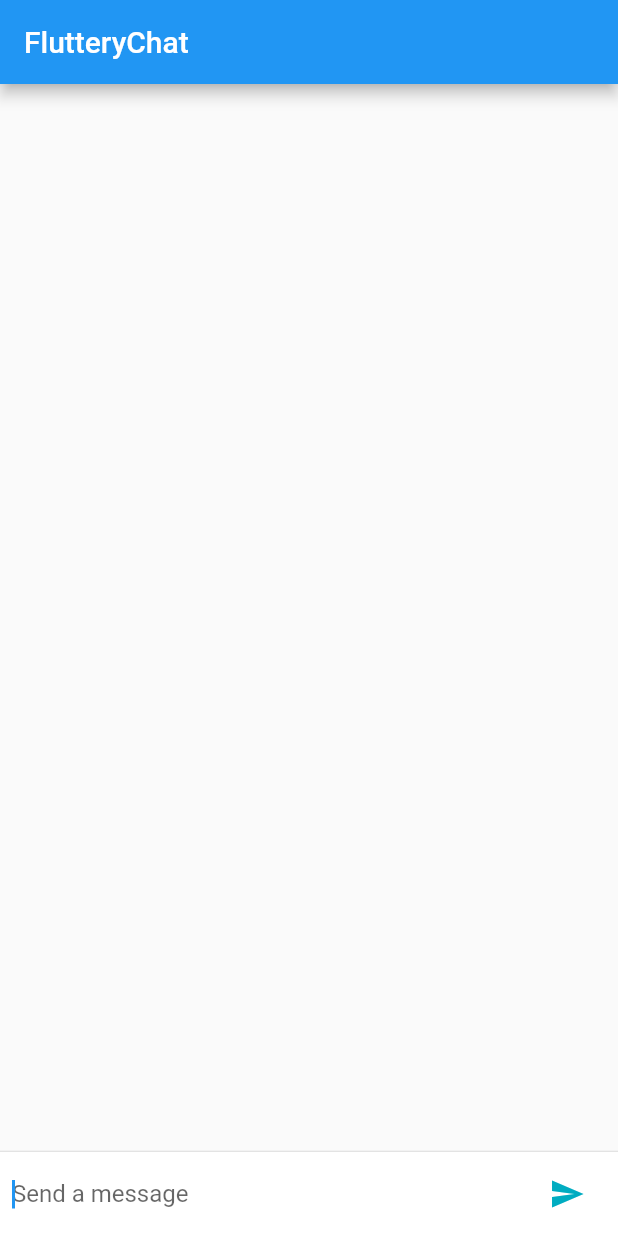
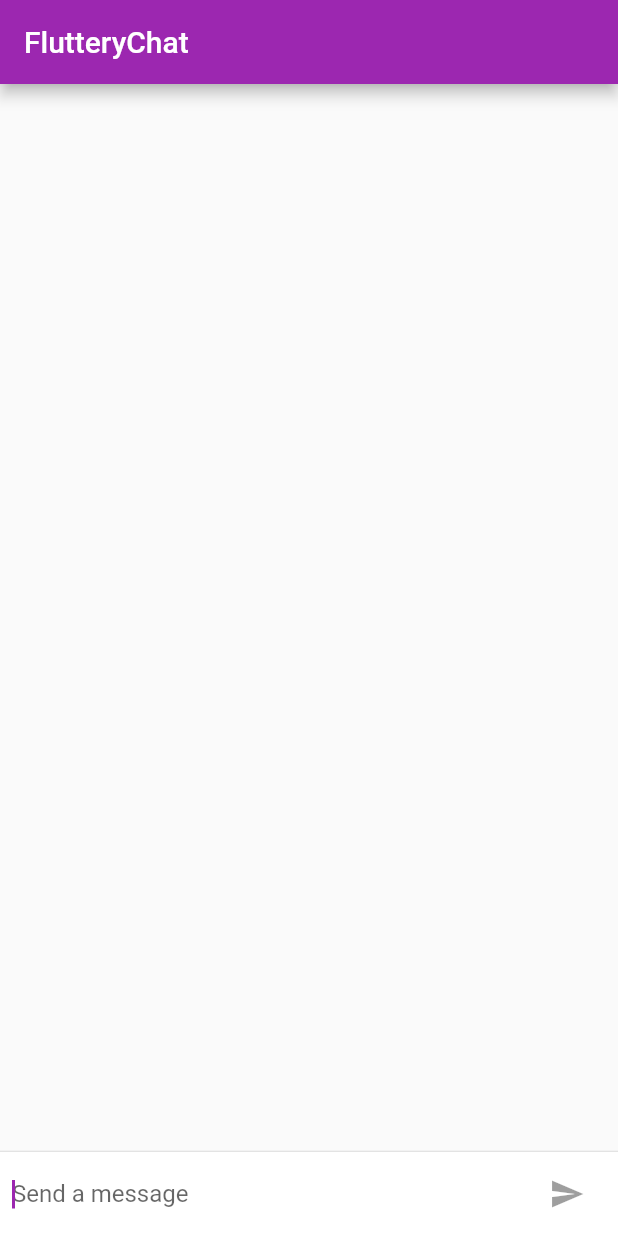
Before and after one commit to Rishabh2804/fluttery-chat, a Flutter app: the screen it shows after launch, on a phone screen of 412 x 824 dp. Run offline on Flutter 3.47's test engine with Material 2 defaults, Android fonts, the phone set to English and light mode, and no system bars.

```diff
--- a/lib/main.dart
+++ b/lib/main.dart
@@ -1,3 +1,6 @@
+import 'dart:ui';
+import 'package:flutter/cupertino.dart';
+import 'package:flutter/foundation.dart';
 import 'package:flutter/material.dart';
 
 void main() {
@@ -6,6 +9,17 @@ void main() {
   );
 }
 
+final ThemeData kIOSTheme = ThemeData(
+  primarySwatch: Colors.orange,
+  primaryColor: Colors.grey[100],
+  primaryColorBrightness: Brightness.light,
+);
+
+final ThemeData kDefaultTheme = ThemeData(
+  colorScheme: ColorScheme.fromSwatch(primarySwatch: Colors.purple)
+      .copyWith(secondary: Colors.orangeAccent[400]),
+);
+
 class FlutteryChatApp extends StatelessWidget {
   const FlutteryChatApp({
     Key? key,
@@ -13,11 +27,14 @@ class FlutteryChatApp extends StatelessWidget {
 
   @override
   Widget build(BuildContext context) {
-    return const MaterialApp(
-      scrollBehavior: MaterialScrollBehavior(),
+    return MaterialApp(
+      scrollBehavior: const MaterialScrollBehavior(),
       debugShowCheckedModeBanner: false,
       title: 'FlutteryChat',
-      home: ChatScreen(),
+      theme: defaultTargetPlatform == TargetPlatform.iOS
+          ? kIOSTheme
+          : kDefaultTheme,
+      home: const ChatScreen(),
     );
   }
 }
@@ -25,16 +42,23 @@ class FlutteryChatApp extends StatelessWidget {
 class ChatMessage extends StatelessWidget {
   const ChatMessage({
     required this.text,
+    required this.animationController,
     Key? key,
   }) : super(key: key);
 
   final String text;
   final String _name = 'You';
-
+  final AnimationController animationController;
 
   @override
   Widget build(BuildContext context) {
-    return Container(
+    return FadeTransition(
+      opacity: animationController,
+      child: SizeTransition(
+        sizeFactor: CurvedAnimation(
+            parent: animationController, curve: Curves.decelerate),
+        axisAlignment: 0.0,
+        child: Container(
           margin: const EdgeInsets.symmetric(vertical: 10.0, horizontal: 30.0),
           child: Row(
             mainAxisAlignment: MainAxisAlignment.end,
@@ -42,19 +66,26 @@ class ChatMessage extends StatelessWidget {
             children: [
               Container(
                 margin: const EdgeInsets.only(right: 16.0),
-            child: CircleAvatar(child: Text(_name[0])),
+                child: CircleAvatar(
+                    child:
+                        Text(_name[0], style: const TextStyle(fontSize: 24.0))),
               ),
-          Column(
+              Expanded(
+                // flex: 1,
+                child: Column(
                   crossAxisAlignment: CrossAxisAlignment.start,
                   children: [
-              Text(_name, style: Theme.of(context).textTheme.headline4),
+                    Text(_name, style: Theme.of(context).textTheme.headline5),
                     Container(
                       margin: const EdgeInsets.only(top: 5.0),
                       child: Text(text),
                     ),
                   ],
+                ),
               )
             ],
+          ),
+        ),
       ),
     );
   }
@@ -67,30 +98,48 @@ class ChatScreen extends StatefulWidget {
   State<ChatScreen> createState() => _ChatScreenState();
 }
 
-class _ChatScreenState extends State<ChatScreen> {
+class _ChatScreenState extends State<ChatScreen> with TickerProviderStateMixin {
   final List<ChatMessage> _messages = [];
   final _textController = TextEditingController();
   final FocusNode _focusNode = FocusNode();
+  bool _isComposing = false;
+
+  @override
+  void dispose() {
+    for (var message in _messages) {
+      message.animationController.dispose();
+    }
+    super.dispose();
+  }
 
   void _handleSubmitted(String text) {
-    if (text.isEmpty) {
-      _focusNode.requestFocus();
-      return;
-    }
+    // if (text.isEmpty) {
+    //   _focusNode.requestFocus();
+    //   return;
+    // }
     _textController.clear();
     var message = ChatMessage(
       text: text,
+      animationController: AnimationController(
+        duration: const Duration(milliseconds: 700),
+        vsync: this,
+      ),
     );
     setState(() {
       _messages.insert(0, message);
+      _isComposing = false;
     });
     _focusNode.requestFocus();
+    message.animationController.forward();
   }
 
   @override
   Widget build(BuildContext context) {
     return Scaffold(
-      appBar: AppBar(title: const Text('FlutteryChat')),
+      appBar: AppBar(
+        title: const Text('FlutteryChat'),
+        elevation: Theme.of(context).platform == TargetPlatform.iOS ? 0.0 : 4.0,
+      ),
       body: Column(
         children: [
           Flexible(
@@ -120,16 +169,28 @@ class _ChatScreenState extends State<ChatScreen> {
           children: [
             Flexible(
               child: TextField(
+                selectionHeightStyle: BoxHeightStyle.max,
                 mouseCursor: MaterialStateMouseCursor.textable,
+                focusNode: _focusNode,
                 controller: _textController,
                 scrollController: ScrollController(),
-                onSubmitted: _handleSubmitted,
-                decoration:
-                    const InputDecoration.collapsed(hintText: 'Send a message'),
-                keyboardType: TextInputType.multiline,
+                onSubmitted: _isComposing ? _handleSubmitted : null,
+                onChanged: (text) {
+                  setState(() {
+                    _isComposing = text.isNotEmpty;
+                    _focusNode.requestFocus();
+                  });
+                },
+                onEditingComplete: _focusNode.requestFocus,
+                decoration: const InputDecoration.collapsed(
+                  hintText: 'Send a message',
+                  // filled: true,
+                  // fillColor: Colors.greenAccent,
+                ),
                 textInputAction: TextInputAction.newline,
                 autofocus: true,
-                focusNode: _focusNode,
+                enableSuggestions: true,
+                autocorrect: true,
               ),
             ),
             Container(
@@ -138,7 +199,9 @@ class _ChatScreenState extends State<ChatScreen> {
               child: IconButton(
                 visualDensity: VisualDensity.comfortable,
                 icon: const Icon(Icons.send),
-                onPressed: () => _handleSubmitted(_textController.text),
+                onPressed: _isComposing
+                    ? () => _handleSubmitted(_textController.text)
+                    : null,
                 // hoverColor: Colors.accents[11],
                 // autofocus: true,
                 mouseCursor: MaterialStateMouseCursor.clickable,
```
Lines whose indentation alone changed are shown as unchanged.
